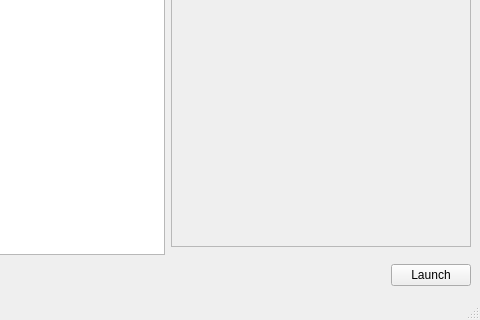
First picture: the form in lightningmf_pk/view.ui, repository Bl4cknight/lightningmf, before the edit; both pictures show x 341 to 821 and y 117 to 437 of the 821 by 437 pixel window.
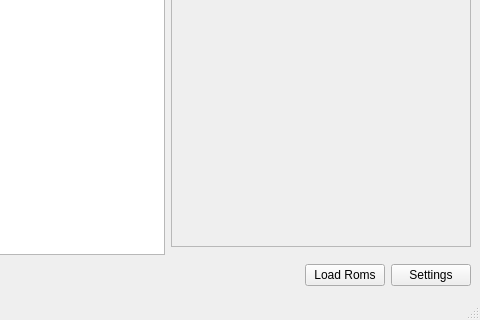
Second picture: the form after the edit. Icons and pictures are not drawn.

Patch:
```diff
--- a/lightningmf_pk/view.ui
+++ b/lightningmf_pk/view.ui
@@ -124,7 +124,14 @@
       <item>
        <widget class="QPushButton" name="launchButton">
         <property name="text">
-         <string>Launch</string>
+         <string>Load Roms</string>
+        </property>
+       </widget>
+      </item>
+      <item>
+       <widget class="QPushButton" name="settingsButton">
+        <property name="text">
+         <string>Settings</string>
         </property>
        </widget>
       </item>
```
Left out of the diff: 2 changed lines with no effect on the pictures.
